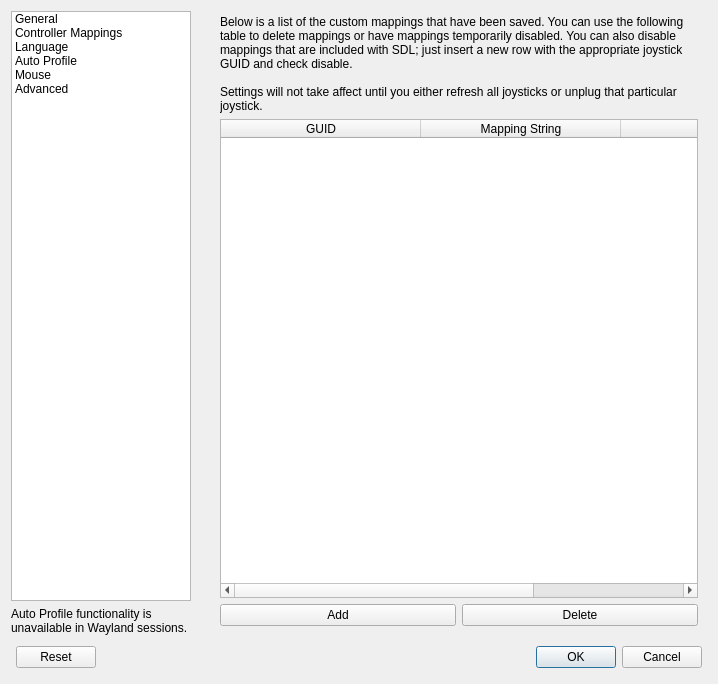
This is src/gui/mainsettingsdialog.ui in davaughnl/Pad as Qt 5 draws it before an edit. The edited form follows.
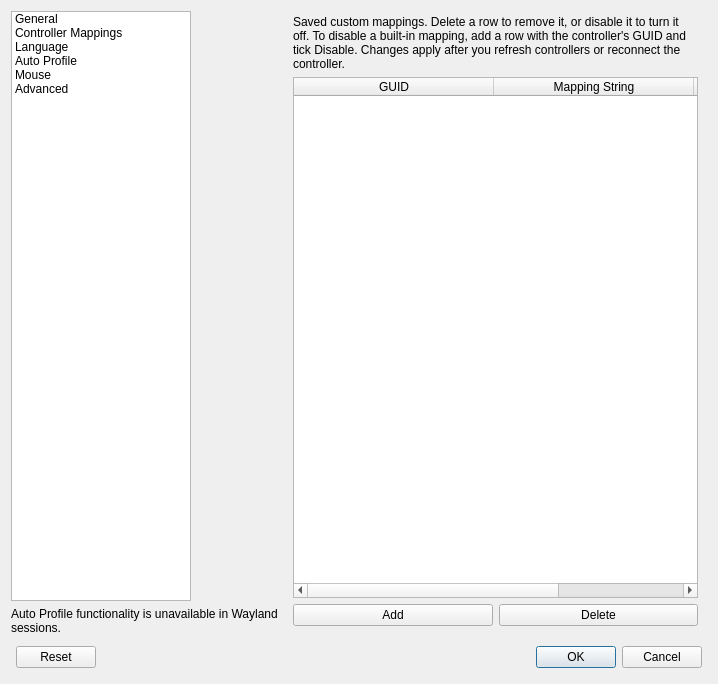
This is the edited form. The open tabs and pages were chosen to show the change. Icons and pictures are not drawn.

Commit message: Pad copy sweep: About Info copy, Pad-voice strings, Refresh controllers

Diff of the .ui file:
```diff
--- a/src/gui/mainsettingsdialog.ui
+++ b/src/gui/mainsettingsdialog.ui
@@ -534,9 +534,7 @@
          <item>
           <widget class="QLabel" name="label">
            <property name="text">
-            <string>Below is a list of the custom mappings that have been saved. You can use the following table to delete mappings or have mappings temporarily disabled. You can also disable mappings that are included with SDL; just insert a new row with the appropriate joystick GUID and check disable.
-
-Settings will not take affect until you either refresh all joysticks or unplug that particular joystick.</string>
+            <string>Saved custom mappings. Delete a row to remove it, or disable it to turn it off. To disable a built-in mapping, add a row with the controller's GUID and tick Disable. Changes apply after you refresh controllers or reconnect the controller.</string>
            </property>
            <property name="scaledContents">
             <bool>false</bool>
```
Left out of the diff: 63 changed lines with no effect on the pictures. The commit also changes 19 other files.
